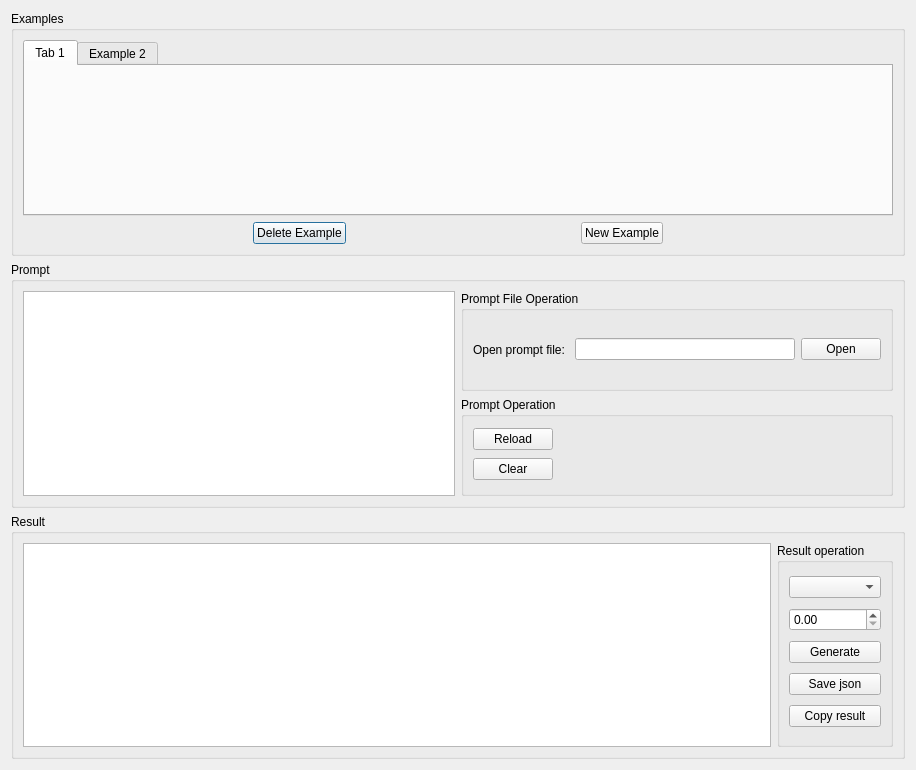
First picture: the form in ui/generate_dialog.ui, repository CasinoHe/GenerateCodeUseGPT, before the edit.
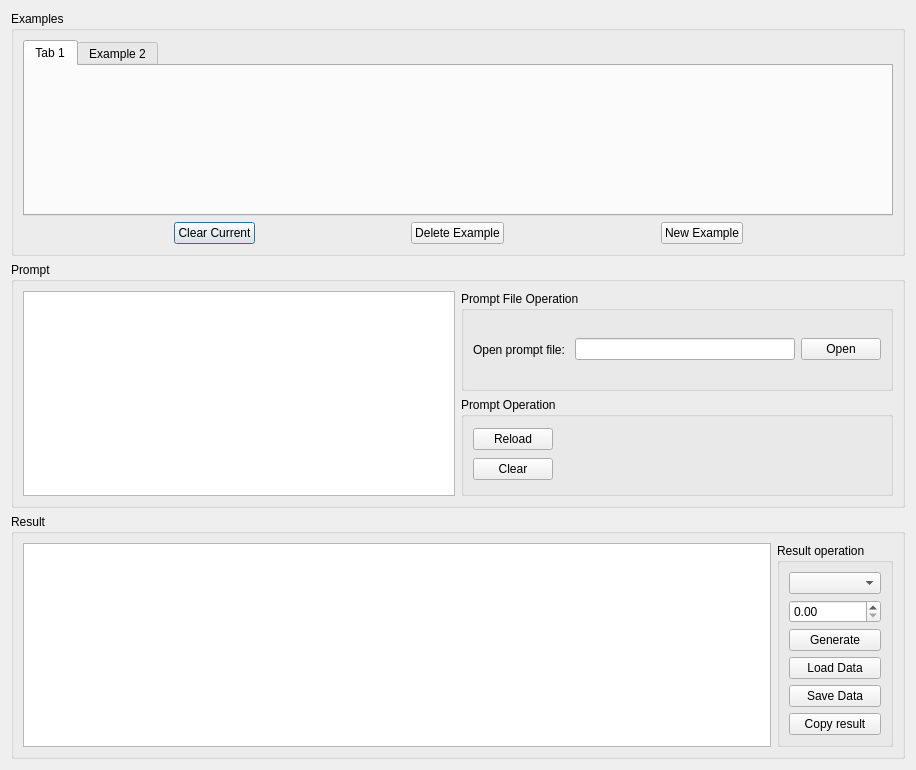
Second picture: the form after the edit.

Commit message: add "save query data" and "load query data"

Patch:
```diff
--- a/ui/generate_dialog.ui
+++ b/ui/generate_dialog.ui
@@ -44,6 +44,26 @@
         </item>
         <item>
          <layout class="QHBoxLayout" name="horizontalLayout_15">
+          <item>
+           <spacer name="horizontalSpacer_6">
+            <property name="orientation">
+             <enum>Qt::Horizontal</enum>
+            </property>
+            <property name="sizeHint" stdset="0">
+             <size>
+              <width>40</width>
+              <height>20</height>
+             </size>
+            </property>
+           </spacer>
+          </item>
+          <item>
+           <widget class="QPushButton" name="pushButtonClearExample">
+            <property name="text">
+             <string>Clear Current</string>
+            </property>
+           </widget>
+          </item>
           <item>
            <spacer name="horizontalSpacer_4">
             <property name="orientation">
@@ -272,10 +292,17 @@
                    </property>
                   </widget>
                  </item>
+                 <item>
+                  <widget class="QPushButton" name="pushButtonLoadQueryInfo">
+                   <property name="text">
+                    <string>Load Data</string>
+                   </property>
+                  </widget>
+                 </item>
                  <item>
                   <widget class="QPushButton" name="pushButtonSaveQueryInfo">
                    <property name="text">
-                    <string>Save json</string>
+                    <string>Save Data</string>
                    </property>
                   </widget>
                  </item>
```
The commit also changes 3 other files.
